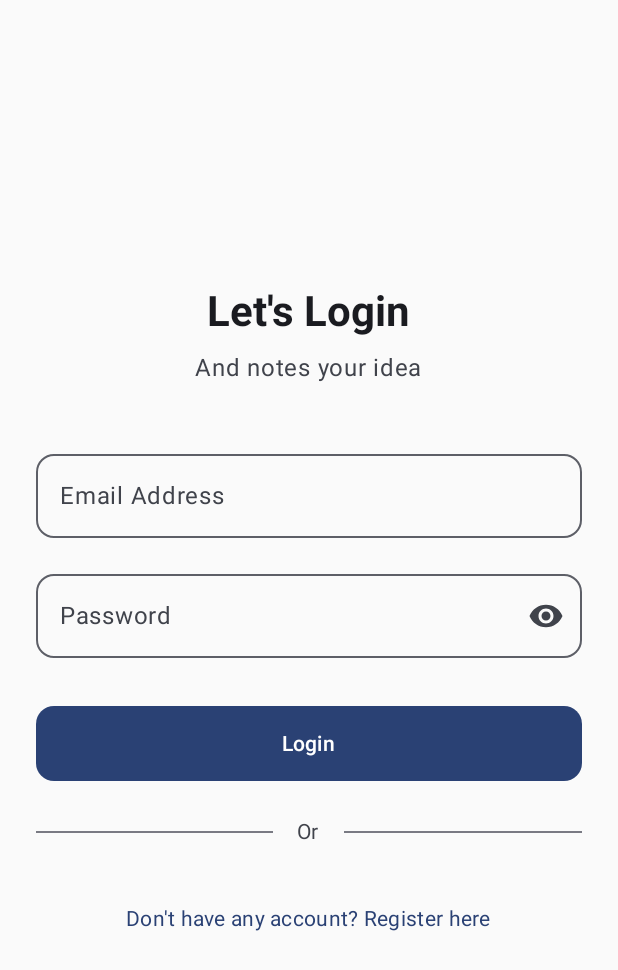
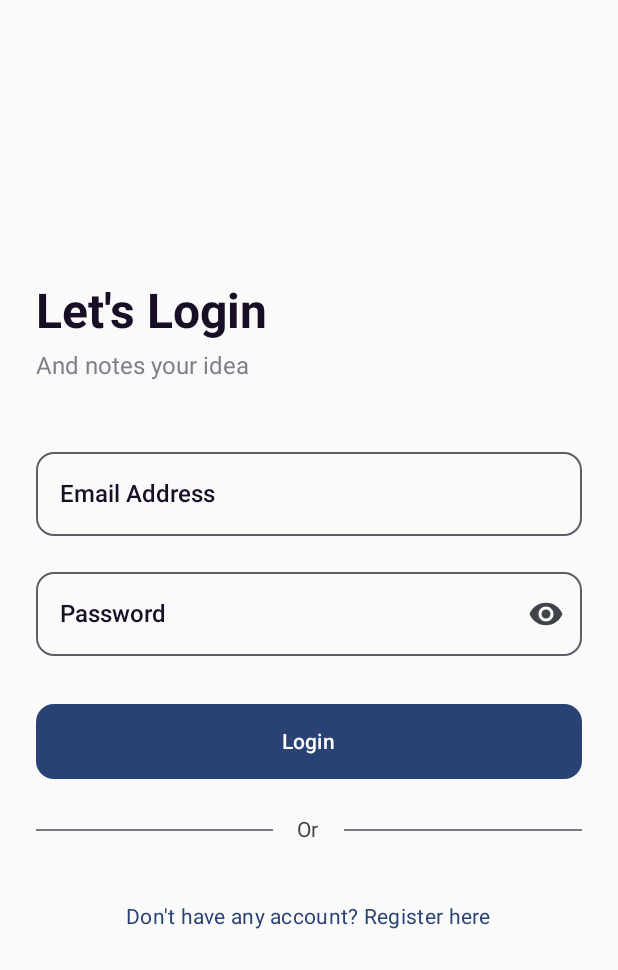
Before and after one commit to mohamadaminkarami/SimpleNoteClient, an Android app built with Jetpack Compose: the screen it shows after launch (MainActivity), after a tap on "Let's Get Started", on a phone screen of 412 x 824 dp. Shown: the top 970 px of the screen. Run offline under Robolectric (Android 15) with nearby library versions, the phone set to English and light mode, and no system bars; our stand-ins replace Dagger/Hilt's generated code, Room's generated code; libraries missing offline, so code that uses them is left out: com.jakewharton.retrofit2.

Commit message:
Polish login screen with exact design specifications

```diff
--- a/Android/app/src/main/java/com/example/simplenote/presentation/auth/LoginScreen.kt
+++ b/Android/app/src/main/java/com/example/simplenote/presentation/auth/LoginScreen.kt
@@ -25,6 +25,9 @@ import androidx.compose.ui.text.style.TextAlign
 import androidx.compose.ui.unit.dp
 import androidx.compose.ui.unit.sp
 import androidx.hilt.navigation.compose.hiltViewModel
+import com.example.simplenote.ui.theme.LoginTextPrimary
+import com.example.simplenote.ui.theme.LoginTextSecondary
+import com.example.simplenote.ui.theme.LoginPlaceholder
 
 @OptIn(ExperimentalMaterial3Api::class)
 @Composable
@@ -70,11 +73,15 @@ fun LoginScreen(
         // Main Title
         Text(
             text = "Let's Login",
-            style = MaterialTheme.typography.headlineLarge.copy(
-                fontSize = 28.sp,
-                fontWeight = FontWeight.Bold
+            style = androidx.compose.ui.text.TextStyle(
+                fontSize = 32.sp,
+                fontWeight = FontWeight.Bold, // 700
+                lineHeight = (32 * 1.2).sp, // 120% line height
+                letterSpacing = 0.sp
             ),
-            color = MaterialTheme.colorScheme.onSurface
+            color = LoginTextPrimary,
+            modifier = Modifier.fillMaxWidth(),
+            textAlign = TextAlign.Start
         )
 
         Spacer(modifier = Modifier.height(8.dp))
@@ -82,10 +89,15 @@ fun LoginScreen(
         // Subtitle
         Text(
             text = "And notes your idea",
-            style = MaterialTheme.typography.bodyLarge.copy(
-                fontSize = 16.sp
+            style = androidx.compose.ui.text.TextStyle(
+                fontSize = 16.sp,
+                fontWeight = FontWeight.Normal, // 400
+                lineHeight = (16 * 1.4).sp, // 140% line height
+                letterSpacing = 0.sp
             ),
-            color = MaterialTheme.colorScheme.onSurfaceVariant
+            color = LoginTextSecondary,
+            textAlign = TextAlign.Start,
+            modifier = Modifier.fillMaxWidth()
         )
 
         Spacer(modifier = Modifier.height(40.dp))
@@ -94,8 +106,30 @@ fun LoginScreen(
         OutlinedTextField(
             value = state.username,
             onValueChange = { viewModel.onEvent(AuthEvent.UsernameChanged(it)) },
-            label = { Text("Email Address") },
-            placeholder = { Text("Example: john@example.com") },
+            label = {
+                Text(
+                    text = "Email Address",
+                    style = androidx.compose.ui.text.TextStyle(
+                        fontSize = 16.sp,
+                        fontWeight = FontWeight.Medium, // 500
+                        lineHeight = (16 * 1.4).sp, // 140% line height
+                        letterSpacing = 0.sp
+                    ),
+                    color = LoginTextPrimary
+                )
+            },
+            placeholder = {
+                Text(
+                    text = "Example: johndoe@gmail.com",
+                    style = androidx.compose.ui.text.TextStyle(
+                        fontSize = 16.sp,
+                        fontWeight = FontWeight.Normal, // 400
+                        lineHeight = (16 * 1.4).sp, // 140% line height
+                        letterSpacing = 0.sp
+                    ),
+                    color = LoginPlaceholder
+                )
+            },
             modifier = Modifier.fillMaxWidth(),
             singleLine = true,
             enabled = !state.isLoading,
@@ -115,8 +149,30 @@ fun LoginScreen(
         OutlinedTextField(
             value = state.password,
             onValueChange = { viewModel.onEvent(AuthEvent.PasswordChanged(it)) },
-            label = { Text("Password") },
-            placeholder = { Text("••••••••") },
+            label = {
+                Text(
+                    text = "Password",
+                    style = androidx.compose.ui.text.TextStyle(
+                        fontSize = 16.sp,
+                        fontWeight = FontWeight.Medium, // 500
+                        lineHeight = (16 * 1.4).sp, // 140% line height
+                        letterSpacing = 0.sp
+                    ),
+                    color = LoginTextPrimary
+                )
+            },
+            placeholder = {
+                Text(
+                    text = "••••••••",
+                    style = androidx.compose.ui.text.TextStyle(
+                        fontSize = 16.sp,
+                        fontWeight = FontWeight.Normal, // 400
+                        lineHeight = (16 * 1.4).sp, // 140% line height
+                        letterSpacing = 0.sp
+                    ),
+                    color = LoginPlaceholder
+                )
+            },
             modifier = Modifier.fillMaxWidth(),
             singleLine = true,
             enabled = !state.isLoading,
--- a/Android/app/src/main/java/com/example/simplenote/presentation/onboarding/OnboardingScreen.kt
+++ b/Android/app/src/main/java/com/example/simplenote/presentation/onboarding/OnboardingScreen.kt
@@ -1,5 +1,6 @@
 package com.example.simplenote.presentation.onboarding
 
+import androidx.compose.foundation.BorderStroke
 import androidx.compose.foundation.Image
 import androidx.compose.foundation.background
 import androidx.compose.foundation.layout.*
@@ -42,20 +43,17 @@ fun OnboardingScreen(
             Box(
                 modifier = Modifier
                     .size(280.dp)
-                    .weight(1f),
+                    .weight(1f)
+                    .padding(16.dp),
                 contentAlignment = Alignment.Center
             ) {
-                // Onboarding illustration
                 Image(
-                    painter = painterResource(id = R.drawable.onboarding_illustration),
+                    painter = painterResource(id = R.drawable.illustration),
                     contentDescription = "Onboarding Illustration",
                     modifier = Modifier.size(280.dp)
                 )
             }
 
-            Spacer(modifier = Modifier.height(40.dp))
-
-            // Main text
             Text(
                 text = "Jot Down anything you want to achieve, today or in the future",
                 style = androidx.compose.ui.text.TextStyle(
@@ -72,23 +70,22 @@ fun OnboardingScreen(
                     .padding(horizontal = 16.dp)
             )
 
-            Spacer(modifier = Modifier.height(60.dp))
+            Spacer(modifier = Modifier.height(300.dp))
 
-            // Let's Get Started Button
             Button(
                 onClick = onGetStartedClick,
                 modifier = Modifier
                     .fillMaxWidth()
                     .height(56.dp),
-                shape = RoundedCornerShape(28.dp),
+                border = BorderStroke(width = 1.dp, color = OnboardingPurple),
+                shape = RoundedCornerShape(100.dp),
                 colors = ButtonDefaults.buttonColors(
                     containerColor = Color.White,
                     contentColor = OnboardingPurple
                 )
             ) {
-                Row(
-                    verticalAlignment = Alignment.CenterVertically,
-                    horizontalArrangement = Arrangement.Center
+                Box(
+                    modifier = Modifier.fillMaxWidth()
                 ) {
                     Text(
                         text = "Let's Get Started",
@@ -96,21 +93,23 @@ fun OnboardingScreen(
                             fontWeight = FontWeight.SemiBold,
                             fontSize = 16.sp
                         ),
-                        color = OnboardingPurple
+                        color = OnboardingPurple,
+                        modifier = Modifier.align(Alignment.Center)
                     )
-
-                    Spacer(modifier = Modifier.width(8.dp))
 
                     Icon(
                         imageVector = Icons.Default.ArrowForward,
-                        contentDescription = null,
+                        contentDescription = "Next",
                         tint = OnboardingPurple,
-                        modifier = Modifier.size(20.dp)
+                        modifier = Modifier
+                            .align(Alignment.CenterEnd)
+                            .padding(end = 1.dp)
                     )
                 }
             }
 
-            Spacer(modifier = Modifier.height(40.dp))
+            Spacer(modifier = Modifier.height(70.dp))
+
         }
     }
 }
--- a/Android/app/src/main/java/com/example/simplenote/ui/theme/Color.kt
+++ b/Android/app/src/main/java/com/example/simplenote/ui/theme/Color.kt
@@ -18,3 +18,8 @@ val OnboardingPurple = Color(0xFF504EC3) // Onboarding background color
 val BackgroundLight = Color(0xFFFAFAFA)
 val TextGray = Color(0xFF6B7280)
 val TextDark = Color(0xFF1F2937)
+
+// Login screen specific colors
+val LoginTextPrimary = Color(0xFF180E25) // Main text color
+val LoginTextSecondary = Color(0xFF827D89) // Subtitle color
+val LoginPlaceholder = Color(0xFFC8C5CB) // Placeholder text color
--- a/Android/app/src/main/res/drawable/onboarding_illustration.xml
+++ /dev/null
@@ -1,138 +0,0 @@
-<vector xmlns:android="http://schemas.android.com/apk/res/android"
-    android:width="280dp"
-    android:height="280dp"
-    android:viewportWidth="280"
-    android:viewportHeight="280">
-
-    <!-- Background circle -->
-    <path
-        android:fillColor="#FFFFFF"
-        android:fillAlpha="0.1"
-        android:pathData="M140,20 A120,120 0 1,1 140,260 A120,120 0 1,1 140,20" />
-
-    <!-- Person sitting with laptop -->
-    <group>
-        <!-- Body -->
-        <path
-            android:fillColor="#DEDC52"
-            android:pathData="M120,150 L160,150 L160,200 L120,200 Z" />
-
-        <!-- Head -->
-        <path
-            android:fillColor="#DEDC52"
-            android:pathData="M130,120 A15,15 0 1,1 150,120 A15,15 0 1,1 130,120" />
-
-        <!-- Hair -->
-        <path
-            android:fillColor="#180E25"
-            android:pathData="M125,115 A20,20 0 1,1 155,115 A20,20 0 1,1 125,115" />
-
-        <!-- Laptop -->
-        <path
-            android:fillColor="#F5F5F5"
-            android:strokeColor="#180E25"
-            android:strokeWidth="2"
-            android:pathData="M110,170 L170,170 L165,190 L115,190 Z" />
-
-        <!-- Laptop screen -->
-        <path
-            android:fillColor="#FFFFFF"
-            android:strokeColor="#180E25"
-            android:strokeWidth="1"
-            android:pathData="M120,150 L160,150 L160,170 L120,170 Z" />
-    </group>
-
-    <!-- Light bulb (idea) -->
-    <group>
-        <!-- Bulb -->
-        <path
-            android:fillColor="#FFFFFF"
-            android:strokeColor="#180E25"
-            android:strokeWidth="2"
-            android:pathData="M170,35 A10,10 0 1,1 180,35 A10,10 0 1,1 170,35" />
-
-        <!-- Bulb base -->
-        <path
-            android:fillColor="#DEDC52"
-            android:pathData="M172,48 L178,48 L178,52 L172,52 Z" />
-
-        <!-- Light rays -->
-        <path
-            android:strokeColor="#180E25"
-            android:strokeWidth="1.5"
-            android:pathData="M157,28 L162,30" />
-        <path
-            android:strokeColor="#180E25"
-            android:strokeWidth="1.5"
-            android:pathData="M165,20 L167,25" />
-        <path
-            android:strokeColor="#180E25"
-            android:strokeWidth="1.5"
-            android:pathData="M175,20 L173,25" />
-        <path
-            android:strokeColor="#180E25"
-            android:strokeWidth="1.5"
-            android:pathData="M188,28 L183,30" />
-        <path
-            android:strokeColor="#180E25"
-            android:strokeWidth="1.5"
-            android:pathData="M195,38 L190,38" />
-        <path
-            android:strokeColor="#180E25"
-            android:strokeWidth="1.5"
-            android:pathData="M155,38 L150,38" />
-    </group>
-
-    <!-- Papers/Notes scattered around -->
-    <group>
-        <!-- Paper 1 -->
-        <path
-            android:fillColor="#FFFFFF"
-            android:strokeColor="#180E25"
-            android:strokeWidth="1"
-            android:pathData="M80,180 L120,180 L120,220 L80,220 Z" />
-
-        <!-- Paper 2 -->
-        <path
-            android:fillColor="#FFFFFF"
-            android:strokeColor="#180E25"
-            android:strokeWidth="1"
-            android:pathData="M160,200 L200,200 L200,240 L160,240 Z" />
-
-        <!-- Paper 3 -->
-        <path
-            android:fillColor="#FFFFFF"
-            android:strokeColor="#180E25"
-            android:strokeWidth="1"
-            android:pathData="M60,220 L100,220 L100,250 L60,250 Z" />
-
-        <!-- Lines on papers -->
-        <path
-            android:strokeColor="#504EC3"
-            android:strokeWidth="1"
-            android:pathData="M85,190 L115,190" />
-        <path
-            android:strokeColor="#504EC3"
-            android:strokeWidth="1"
-            android:pathData="M85,200 L110,200" />
-
-        <path
-            android:strokeColor="#504EC3"
-            android:strokeWidth="1"
-            android:pathData="M165,210 L195,210" />
-        <path
-            android:strokeColor="#504EC3"
-            android:strokeWidth="1"
-            android:pathData="M165,220 L190,220" />
-
-        <path
-            android:strokeColor="#504EC3"
-            android:strokeWidth="1"
-            android:pathData="M65,230 L95,230" />
-        <path
-            android:strokeColor="#504EC3"
-            android:strokeWidth="1"
-            android:pathData="M65,240 L90,240" />
-    </group>
-
-</vector>
```
Also changed, not shown: Android/app/src/main/res/drawable/illustration.png (added), 1 other file.
